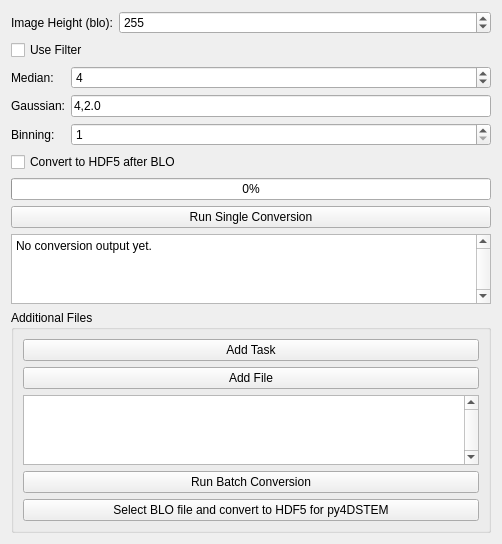
xinren1230/4DSTEM-TVIPSBLO-Convertor, file ConversionAndBatchPage.ui: the form before one commit.
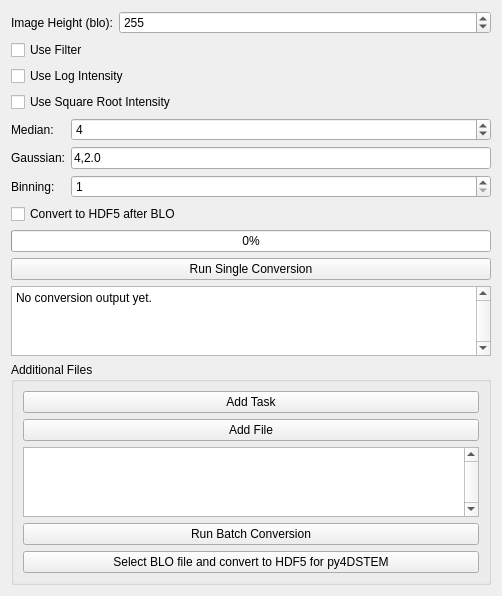
The form after the commit.

Commit message: 1: Update with Log intensity conversion

What changed in the file:
```diff
--- a/ConversionAndBatchPage.ui
+++ b/ConversionAndBatchPage.ui
@@ -45,6 +45,30 @@
      </property>
     </widget>
    </item>
+   
+   <item>
+	 <widget class="QCheckBox" name="useLogCheck">
+	  <property name="text">
+	   <string>Use Log Intensity</string>
+	  </property>
+	  <property name="checked">
+	   <bool>false</bool>
+	  </property>
+	 </widget>
+	</item>
+
+	<item>
+	 <widget class="QCheckBox" name="useSqrtCheck">
+	  <property name="text">
+	   <string>Use Square Root Intensity</string>
+	  </property>
+	  <property name="checked">
+	   <bool>false</bool>
+	  </property>
+	 </widget>
+	</item>
+
+   
    <item>
     <layout class="QFormLayout" name="batchFormLayout">
      <item row="0" column="0">
```
The commit also changes 2 other files.
